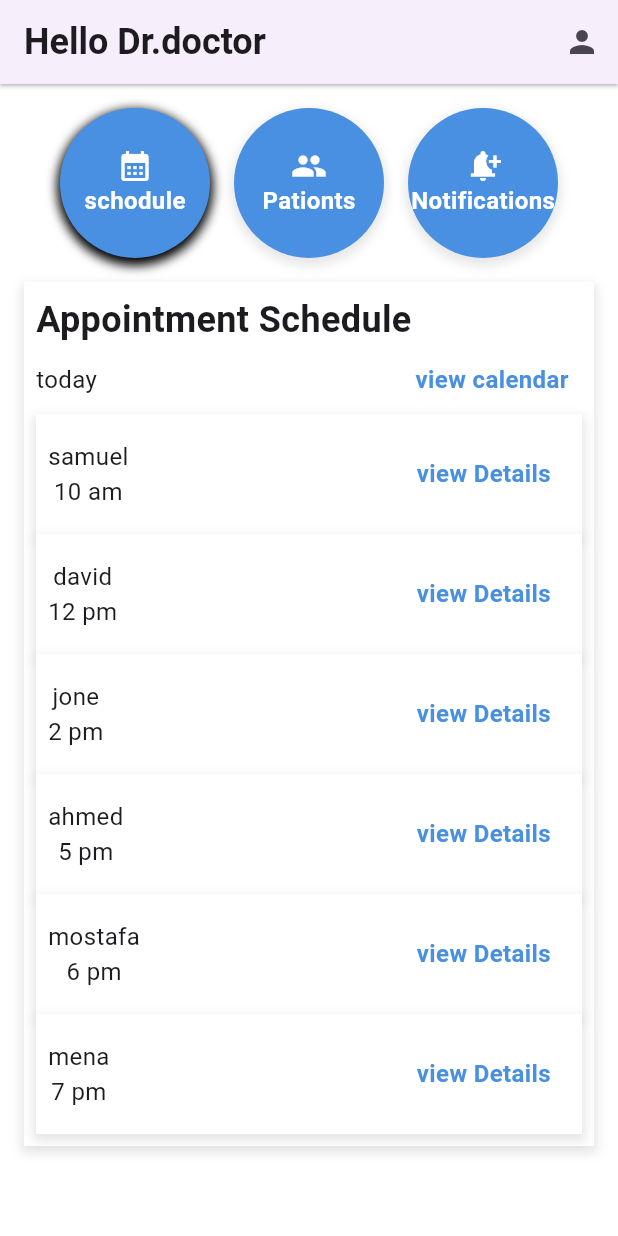
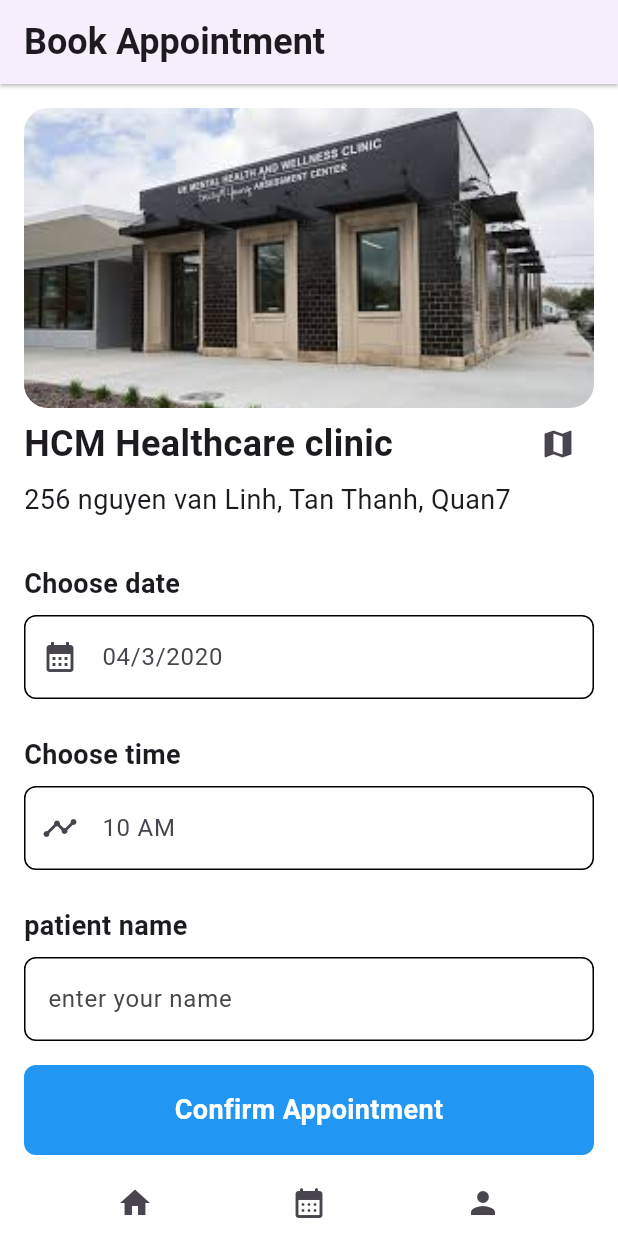
Before and after one commit to SamuelRefky/clinic_app, a Flutter app: the screen it shows after launch, after a tap on "Login", on a phone screen of 412 x 824 dp. Run offline on Flutter 3.47's test engine with Material 3 defaults, Android fonts, the phone set to English and light mode, and no system bars; our stand-ins replace google_fonts.

Commit message:
booking page

```diff
--- a/lib/main.dart
+++ b/lib/main.dart
@@ -1,3 +1,4 @@
+import 'package:clinic_app/views/booking_page.dart';
 import 'package:clinic_app/views/dashboard.dart';
 import 'package:clinic_app/views/doctor_profile.dart';
 import 'package:clinic_app/views/login_view.dart';
@@ -18,6 +19,7 @@ class ClinicApp extends StatelessWidget {
         LoginView.id: (context) => LoginView(),
         Dashboard.id: (context) => Dashboard(),
         DoctorProfile.id: (context) => DoctorProfile(),
+        BookingPage.id: (context) => BookingPage(),
       },
       initialRoute: LoginView.id,
     );
--- /dev/null
+++ b/lib/views/booking_page.dart
@@ -0,0 +1,118 @@
+import 'package:clinic_app/const.dart';
+import 'package:clinic_app/widgets/custom_botton.dart';
+import 'package:clinic_app/widgets/custom_text_field.dart';
+import 'package:flutter/material.dart';
+
+class BookingPage extends StatelessWidget {
+  const BookingPage({super.key});
+  static String id = 'book appointment';
+
+  @override
+  Widget build(BuildContext context) {
+    return Scaffold(
+      backgroundColor: kSColor,
+      appBar: AppBar(
+        elevation: 1,
+        shadowColor: Colors.black,
+        leading: null,
+        automaticallyImplyLeading: false,
+        title: Text(
+          'Book Appointment',
+          style: TextStyle(fontSize: 24, fontWeight: FontWeight.bold),
+        ),
+      ),
+      body: Padding(
+        padding: const EdgeInsets.all(16),
+        child: Column(
+          crossAxisAlignment: CrossAxisAlignment.start,
+          children: [
+            ClipRRect(
+              borderRadius: BorderRadius.circular(16),
+              child: Image.asset(
+                'assets/clinic.jpg',
+                width: double.infinity,
+                height: 200,
+                fit: BoxFit.cover,
+              ),
+            ),
+            Row(
+              mainAxisAlignment: MainAxisAlignment.spaceBetween,
+              children: [
+                Text(
+                  'HCM Healthcare clinic',
+                  style: TextStyle(fontSize: 24, fontWeight: FontWeight.bold),
+                ),
+                IconButton(onPressed: () {}, icon: Icon(Icons.map)),
+              ],
+            ),
+            Text(
+              '256 nguyen van Linh, Tan Thanh, Quan7 ',
+              style: TextStyle(fontSize: 18),
+            ),
+            SizedBox(height: 30),
+            Text(
+              'Choose date',
+              style: TextStyle(fontSize: 18, fontWeight: FontWeight.bold),
+            ),
+            CustomTextField(
+              text: '04/3/2020',
+              width: double.infinity,
+              font: 16,
+              icon: Icon(Icons.calendar_month),
+            ),
+
+            SizedBox(height: 16),
+            Text(
+              'Choose time',
+              style: TextStyle(fontSize: 18, fontWeight: FontWeight.bold),
+            ),
+            CustomTextField(
+              text: '10 AM',
+              width: double.infinity,
+              font: 16,
+              icon: Icon(Icons.timeline),
+            ),
+            SizedBox(height: 16),
+            Text(
+              'patient name',
+              style: TextStyle(fontSize: 18, fontWeight: FontWeight.bold),
+            ),
+            CustomTextField(
+              text: 'enter your name',
+              width: double.infinity,
+              font: 16,
+            ),
+            Spacer(flex: 1),
+            CustomBottom(
+              text: 'Confirm Appointment',
+              backGroundColor: Colors.blue,
+              font: subheadingsText,
+              width: double.infinity,
+              height: 60,
+              fontColor: kSColor,
+              ontap: () {
+                Navigator.pushNamed(context, BookingPage.id);
+              },
+            ),
+            Container(
+              child: Padding(
+                padding: const EdgeInsets.symmetric(horizontal: 50),
+                child: Row(
+                  mainAxisAlignment: MainAxisAlignment.spaceBetween,
+                  children: [
+                    IconButton(onPressed: () {}, icon: Icon(Icons.home)),
+                    IconButton(
+                      onPressed: () {},
+                      icon: Icon(Icons.calendar_month_rounded),
+                    ),
+                    IconButton(onPressed: () {}, icon: Icon(Icons.person)),
+                  ],
+                ),
+              ),
+            ),
+          ],
+        ),
+      ),
+    );
+  }
+}
--- a/lib/views/doctor_profile.dart
+++ b/lib/views/doctor_profile.dart
@@ -34,22 +34,25 @@ class DoctorProfile extends StatelessWidget {
           ],
         ),
       ),
-      body: Column(
-        mainAxisAlignment: MainAxisAlignment.start,
-        crossAxisAlignment: CrossAxisAlignment.start,
+      body: Stack(
         children: [
-          SizedBox(height: 24),
-          CirclerImage(),
-          SizedBox(height: 24),
+          Column(
+            children: [
+              SizedBox(
+                width: double.infinity,
+                height: 200,
+                child: Image.asset('assets/clinic.jpg', fit: BoxFit.cover),
+              ),
               Expanded(
                 child: Container(
                   width: double.infinity,
                   decoration: BoxDecoration(
-                color: Color(0xffF6EEFA),
-                borderRadius: BorderRadius.circular(50),
+                    color: Colors.grey.shade100,
                     boxShadow: [
                       BoxShadow(
-                    color: Colors.black.withValues(alpha: 0.5), // Add a shadow
+                        color: Colors.black.withValues(
+                          alpha: 0.5,
+                        ), // Add a shadow
                         spreadRadius: 2,
                         offset: Offset(0, 3),
                       ),
@@ -63,6 +66,13 @@ class DoctorProfile extends StatelessWidget {
               ),
             ],
           ),
+          Positioned(
+            right: MediaQuery.of(context).size.width / 4,
+            top: 50,
+            child: CirclerImage(),
+          ),
+        ],
+      ),
     );
   }
 }
--- a/lib/views/login_view.dart
+++ b/lib/views/login_view.dart
@@ -1,13 +1,18 @@
 import 'package:clinic_app/const.dart';
+import 'package:clinic_app/views/booking_page.dart';
 import 'package:clinic_app/views/dashboard.dart';
 import 'package:clinic_app/widgets/custom_botton.dart';
 import 'package:clinic_app/widgets/custom_divider.dart';
 import 'package:clinic_app/widgets/custom_text_field.dart';
 import 'package:flutter/material.dart';
 
+// ignore: must_be_immutable
 class LoginView extends StatelessWidget {
-  const LoginView({super.key});
+  LoginView({super.key});
   static String id = 'login';
+  String? email;
+
+  String? password;
 
   @override
   Widget build(BuildContext context) {
@@ -64,6 +69,9 @@ class LoginView extends StatelessWidget {
                   text: 'Email',
                   width: screenWidth - 70,
                   font: headingText,
+                  onChanged: (data) {
+                    email = data;
+                  },
                 ),
               ],
             ),
@@ -76,6 +84,9 @@ class LoginView extends StatelessWidget {
                   text: 'Passsword',
                   width: screenWidth - 70,
                   font: headingText,
+                  onChanged: (data) {
+                    password = data;
+                  },
                 ),
               ],
             ),
@@ -97,7 +108,11 @@ class LoginView extends StatelessWidget {
               height: 50,
               fontColor: kSColor,
               ontap: () {
-                Navigator.pushNamed(context, Dashboard.id);
+                if (email == 'admin' && password == '123456') {
+                  Navigator.pushNamed(context, Dashboard.id);
+                } else {
+                  Navigator.pushNamed(context, BookingPage.id);
+                }
               },
             ),
 
--- a/lib/widgets/circler_image.dart
+++ b/lib/widgets/circler_image.dart
@@ -1,3 +1,4 @@
+import 'package:clinic_app/const.dart';
 import 'package:flutter/material.dart';
 
 class CirclerImage extends StatelessWidget {
@@ -8,6 +9,7 @@ class CirclerImage extends StatelessWidget {
     return Center(
       child: Container(
         decoration: BoxDecoration(
+          color: kSColor,
           shape: BoxShape.circle, // Makes the container circular
           border: Border.all(
             color: Colors.blue, // Border color
--- a/lib/widgets/custom_text_field.dart
+++ b/lib/widgets/custom_text_field.dart
@@ -6,12 +6,14 @@ class CustomTextField extends StatelessWidget {
   final String text;
   final double width;
   final double font;
-  Function(String)? onSubmitted;
+  Function(String)? onChanged;
   TextInputType? inputType;
+  Icon? icon;
   CustomTextField({
     super.key,
-    this.onSubmitted,
+    this.onChanged,
     this.inputType,
+    this.icon,
     required this.text,
     required this.width,
     required this.font,
@@ -25,8 +27,9 @@ class CustomTextField extends StatelessWidget {
         width: width,
         child: TextField(
           keyboardType: inputType,
-          onSubmitted: onSubmitted,
+          onChanged: onChanged,
           decoration: InputDecoration(
+            prefixIcon: icon,
             hintText: text,
             enabledBorder: OutlineInputBorder(
               borderRadius: BorderRadius.circular(8),
--- a/lib/widgets/profile_clinic_details.dart
+++ b/lib/widgets/profile_clinic_details.dart
@@ -11,6 +11,7 @@ class ProfileClinicDetails extends StatelessWidget {
       child: Column(
         crossAxisAlignment: CrossAxisAlignment.start,
         children: [
+          SizedBox(height: 20),
           Text(
             'Doctor name',
             style: TextStyle(
```
Also changed, not shown: assets/clinic.jpg (added). Lines whose indentation alone changed are shown as unchanged.
